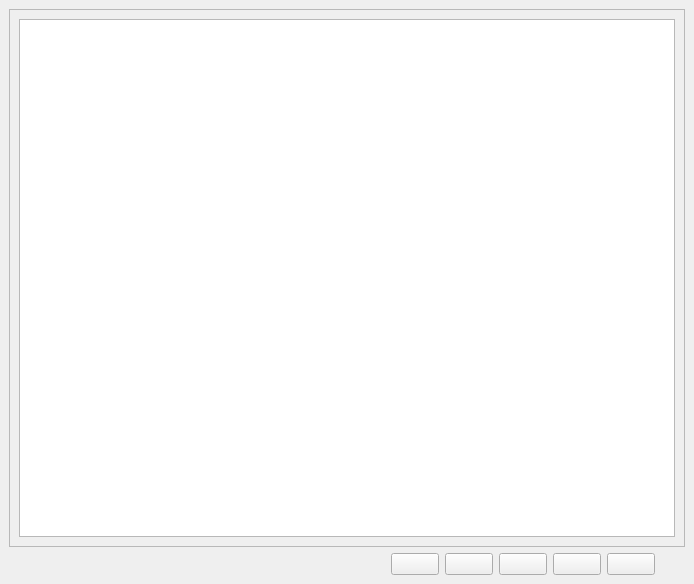
Qt form txplayagui/ui/main.ui (petrushev/txplaya) before a commit.
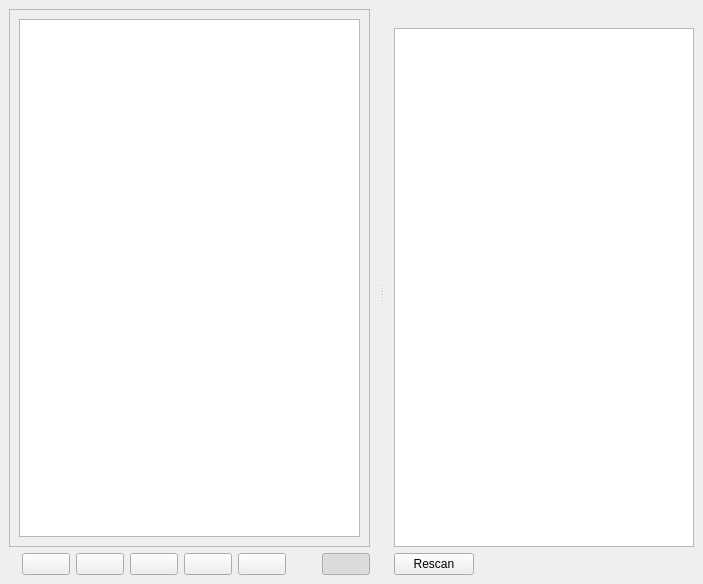
The same form after that commit. Icons and pictures are not drawn.

Commit message: Added library support; Added clear playlist functionality

Diff of the .ui file:
```diff
--- a/txplayagui/ui/main.ui
+++ b/txplayagui/ui/main.ui
@@ -205,6 +205,35 @@
         </property>
        </spacer>
       </item>
+      <item>
+       <widget class="QPushButton" name="toggleLibraryButton">
+        <property name="minimumSize">
+         <size>
+          <width>48</width>
+          <height>0</height>
+         </size>
+        </property>
+        <property name="toolTip">
+         <string>Library</string>
+        </property>
+        <property name="text">
+         <string/>
+        </property>
+        <property name="icon">
+         <iconset resource="resource.qrc">
+          <normaloff>:/icons/img/library.svg</normaloff>:/icons/img/library.svg</iconset>
+        </property>
+        <property name="checkable">
+         <bool>true</bool>
+        </property>
+        <property name="checked">
+         <bool>true</bool>
+        </property>
+        <property name="flat">
+         <bool>false</bool>
+        </property>
+       </widget>
+      </item>
      </layout>
     </item>
    </layout>
@@ -219,6 +248,64 @@
     </rect>
    </property>
   </widget>
+  <widget class="QDockWidget" name="libraryDock">
+   <property name="features">
+    <set>QDockWidget::NoDockWidgetFeatures</set>
+   </property>
+   <property name="allowedAreas">
+    <set>Qt::RightDockWidgetArea</set>
+   </property>
+   <attribute name="dockWidgetArea">
+    <number>2</number>
+   </attribute>
+   <widget class="QWidget" name="libraryDockContent">
+    <layout class="QVBoxLayout" name="verticalLayout_3">
+     <item>
+      <widget class="QTreeView" name="libraryTreeView">
+       <property name="minimumSize">
+        <size>
+         <width>300</width>
+         <height>0</height>
+        </size>
+       </property>
+       <attribute name="headerVisible">
+        <bool>false</bool>
+       </attribute>
+      </widget>
+     </item>
+     <item>
+      <layout class="QHBoxLayout" name="horizontalLayout_2">
+       <item>
+        <widget class="QPushButton" name="rescanLibraryButton">
+         <property name="sizePolicy">
+          <sizepolicy hsizetype="Fixed" vsizetype="Fixed">
+           <horstretch>0</horstretch>
+           <verstretch>0</verstretch>
+          </sizepolicy>
+         </property>
+         <property name="text">
+          <string>Rescan</string>
+         </property>
+        </widget>
+       </item>
+       <item>
+        <spacer name="horizontalSpacer_3">
+         <property name="orientation">
+          <enum>Qt::Horizontal</enum>
+         </property>
+         <property name="sizeHint" stdset="0">
+          <size>
+           <width>40</width>
+           <height>20</height>
+          </size>
+         </property>
+        </spacer>
+       </item>
+      </layout>
+     </item>
+    </layout>
+   </widget>
+  </widget>
  </widget>
  <resources>
   <include location="resource.qrc"/>
```
Left out of the diff: 5 changed lines with no effect on the pictures. The commit also changes 14 other files.
